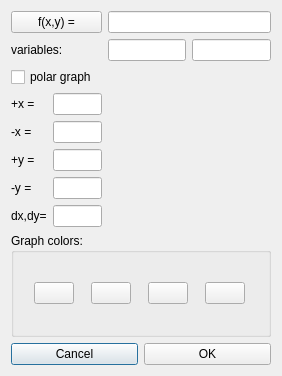
The window that graph3D/graph3d_addnew_gui.ui (joaodeus/mathgraphica) describes before a commit, drawn with Qt 5.
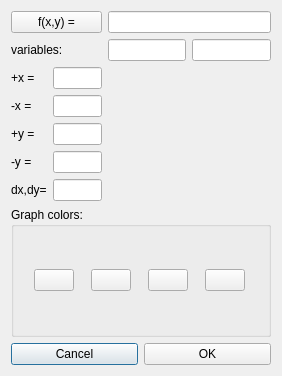
The same window after the commit. Icons and pictures are not drawn.

Commit message: added defaultlist of 2D/3D graphs for the user convenience, added option to turn on/off 3d automatic rotation

```diff
--- a/graph3D/graph3d_addnew_gui.ui
+++ b/graph3D/graph3d_addnew_gui.ui
@@ -18,33 +18,10 @@
     <normaloff>:/images/images/graf3d.png</normaloff>:/images/images/graf3d.png</iconset>
   </property>
   <layout class="QGridLayout" name="gridLayout">
-   <item row="6" column="0">
-    <widget class="QLabel" name="label_2">
-     <property name="text">
-      <string>-y =</string>
-     </property>
-    </widget>
+   <item row="1" column="3">
+    <widget class="QLineEdit" name="lineEdit_x"/>
    </item>
-   <item row="6" column="1" colspan="2">
-    <widget class="QLineEdit" name="lineEdit_ymin"/>
-   </item>
-   <item row="5" column="1" colspan="2">
-    <widget class="QLineEdit" name="lineEdit_ymax"/>
-   </item>
-   <item row="3" column="3" rowspan="5" colspan="2">
-    <widget class="QLabel" name="label_image">
-     <property name="text">
-      <string/>
-     </property>
-     <property name="pixmap">
-      <pixmap resource="../mathgraphica.qrc">:/images/images/3D.png</pixmap>
-     </property>
-    </widget>
-   </item>
-   <item row="4" column="1" colspan="2">
-    <widget class="QLineEdit" name="lineEdit_xmin"/>
-   </item>
-   <item row="9" column="0" colspan="5">
+   <item row="8" column="0" colspan="5">
     <layout class="QHBoxLayout" name="horizontalLayout">
      <item>
       <widget class="QPushButton" name="pushButton_cancel">
@@ -62,53 +39,27 @@
      </item>
     </layout>
    </item>
-   <item row="5" column="0">
+   <item row="4" column="0">
     <widget class="QLabel" name="label_3">
      <property name="text">
       <string>+y =</string>
      </property>
     </widget>
    </item>
-   <item row="1" column="4">
-    <widget class="QLineEdit" name="lineEdit_y"/>
-   </item>
-   <item row="3" column="0">
-    <widget class="QLabel" name="label_4">
-     <property name="text">
-      <string>+x =</string>
-     </property>
-    </widget>
-   </item>
-   <item row="7" column="0">
+   <item row="6" column="0">
     <widget class="QLabel" name="label_6">
      <property name="text">
       <string>dx,dy=</string>
      </property>
     </widget>
    </item>
-   <item row="7" column="1" colspan="2">
-    <widget class="QLineEdit" name="lineEdit_dxdy"/>
-   </item>
-   <item row="3" column="1" colspan="2">
-    <widget class="QLineEdit" name="lineEdit_xmax"/>
-   </item>
-   <item row="4" column="0">
+   <item row="3" column="0">
     <widget class="QLabel" name="label_5">
      <property name="text">
       <string>-x =</string>
      </property>
     </widget>
    </item>
-   <item row="2" column="0" colspan="5">
-    <widget class="QCheckBox" name="checkBox">
-     <property name="text">
-      <string>polar graph</string>
-     </property>
-    </widget>
-   </item>
-   <item row="1" column="3">
-    <widget class="QLineEdit" name="lineEdit_x"/>
-   </item>
    <item row="1" column="0" colspan="3">
     <widget class="QLabel" name="label_7">
      <property name="text">
@@ -116,6 +67,9 @@
      </property>
     </widget>
    </item>
+   <item row="5" column="1" colspan="2">
+    <widget class="QLineEdit" name="lineEdit_ymin"/>
+   </item>
    <item row="0" column="3" colspan="2">
     <widget class="QLineEdit" name="lineEdit_fxy">
      <property name="readOnly">
@@ -130,7 +84,7 @@
      </property>
     </widget>
    </item>
-   <item row="8" column="0" colspan="5">
+   <item row="7" column="0" colspan="5">
     <widget class="QGroupBox" name="groupBox">
      <property name="title">
       <string>Graph colors:</string>
@@ -191,6 +145,45 @@
      </layout>
     </widget>
    </item>
+   <item row="2" column="3" rowspan="5" colspan="2">
+    <widget class="QLabel" name="label_image">
+     <property name="text">
+      <string/>
+     </property>
+     <property name="pixmap">
+      <pixmap resource="../mathgraphica.qrc">:/images/images/3D.png</pixmap>
+     </property>
+    </widget>
+   </item>
+   <item row="3" column="1" colspan="2">
+    <widget class="QLineEdit" name="lineEdit_xmin"/>
+   </item>
+   <item row="4" column="1" colspan="2">
+    <widget class="QLineEdit" name="lineEdit_ymax"/>
+   </item>
+   <item row="1" column="4">
+    <widget class="QLineEdit" name="lineEdit_y"/>
+   </item>
+   <item row="2" column="0">
+    <widget class="QLabel" name="label_4">
+     <property name="text">
+      <string>+x =</string>
+     </property>
+    </widget>
+   </item>
+   <item row="5" column="0">
+    <widget class="QLabel" name="label_2">
+     <property name="text">
+      <string>-y =</string>
+     </property>
+    </widget>
+   </item>
+   <item row="6" column="1" colspan="2">
+    <widget class="QLineEdit" name="lineEdit_dxdy"/>
+   </item>
+   <item row="2" column="1" colspan="2">
+    <widget class="QLineEdit" name="lineEdit_xmax"/>
+   </item>
   </layout>
  </widget>
  <resources>
```
The commit also changes 15 other files.
